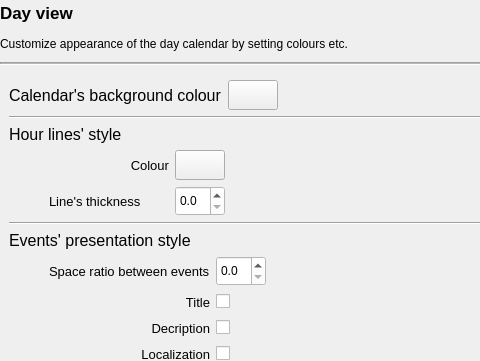
This is GUI/Autogenerated/SettingsWindow/AGDayCalendarSet.ui in Klaudia-24/Harmonogram as Qt 5 draws it before an edit; both pictures show x 0 to 480 and y 0 to 361 of the 594 by 592 pixel window. The edited form follows.
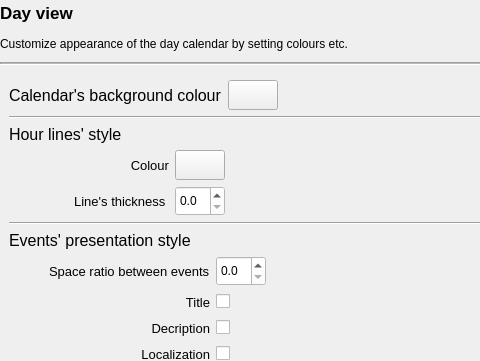
This is the edited form.

Commit message: Objects' names changes.

Diff of the .ui file:
```diff
--- a/GUI/Autogenerated/SettingsWindow/AGDayCalendarSet.ui
+++ b/GUI/Autogenerated/SettingsWindow/AGDayCalendarSet.ui
@@ -223,6 +223,9 @@
              <property name="text">
               <string>Line's thickness </string>
              </property>
+             <property name="alignment">
+              <set>Qt::AlignRight|Qt::AlignTrailing|Qt::AlignVCenter</set>
+             </property>
             </widget>
            </item>
            <item row="0" column="2">
```
The commit also changes 1 other file.
